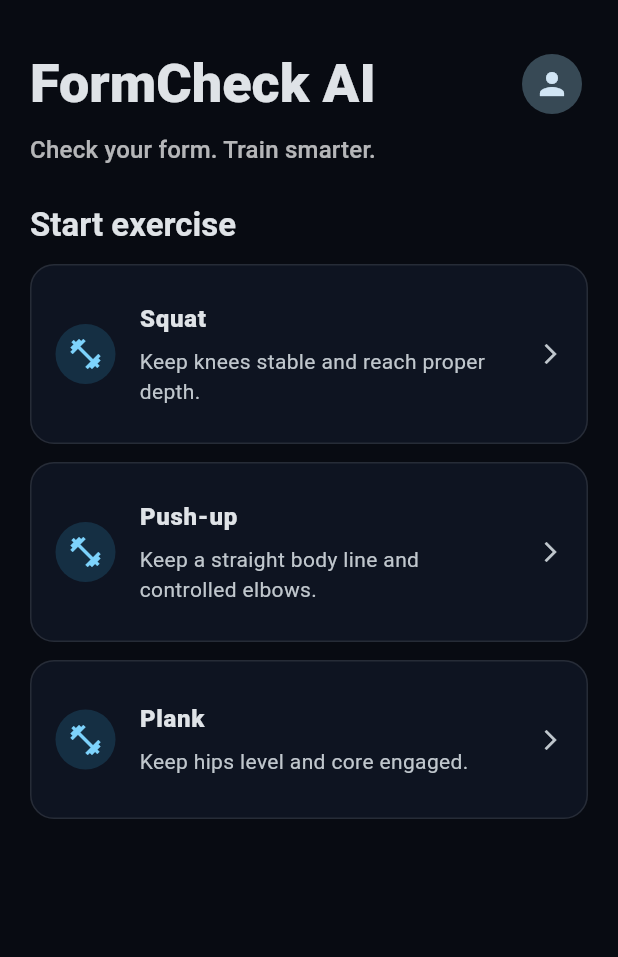
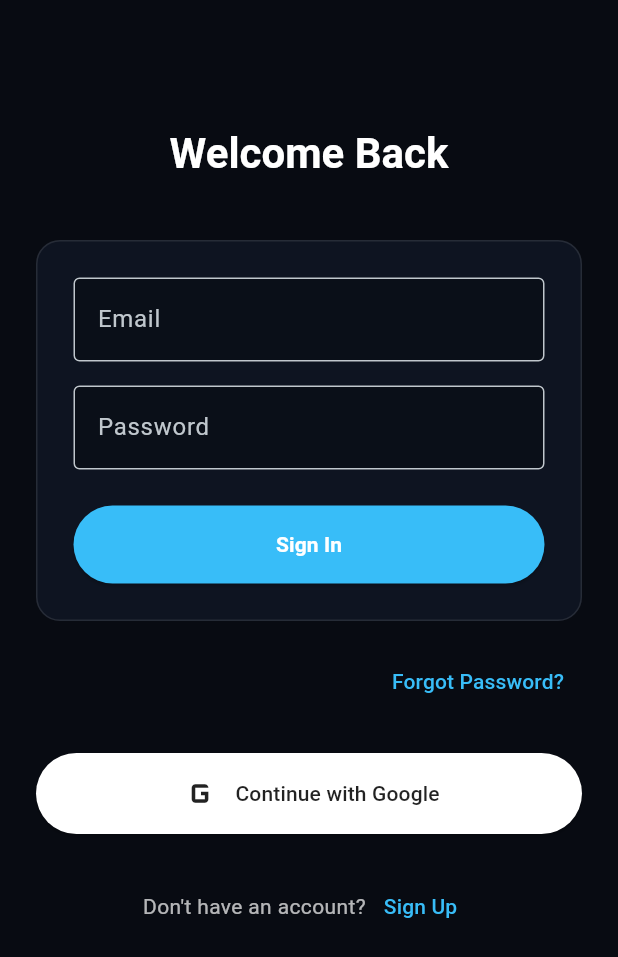
Before and after one commit to noel1408/Form-CheckAI, a Flutter app: the screen it shows after launch, on a phone screen of 412 x 824 dp. Shown: the top 957 px of the screen. Run offline on Flutter 3.47's test engine with Material 3 defaults, Android fonts, the phone set to English and light mode, and no system bars; our stand-ins replace camera, connectivity_plus, firebase_auth, firebase_core, flutter_tts, google_sign_in and 1 more; accounts and stored records are empty.

Commit message:
Implement Authentication Flow in Mobile App

```diff
--- /dev/null
+++ b/frontend_mobile/lib/features/auth/login_screen.dart
@@ -0,0 +1,178 @@
+import 'package:flutter/material.dart';
+import 'package:firebase_auth/firebase_auth.dart';
+import 'package:google_sign_in/google_sign_in.dart';
+import '../home/home_screen.dart';
+import 'register_screen.dart';
+import 'forgot_password_screen.dart';
+
+class LoginScreen extends StatefulWidget {
+  const LoginScreen({super.key});
+
+  @override
+  State<LoginScreen> createState() => _LoginScreenState();
+}
+
+class _LoginScreenState extends State<LoginScreen> {
+  final _emailController = TextEditingController();
+  final _passwordController = TextEditingController();
+  bool _isLoading = false;
+
+  Future<void> _login() async {
+    setState(() => _isLoading = true);
+    try {
+      await FirebaseAuth.instance.signInWithEmailAndPassword(
+        email: _emailController.text.trim(),
+        password: _passwordController.text,
+      );
+      if (mounted) {
+        Navigator.of(context).pushReplacement(
+          MaterialPageRoute(builder: (_) => const HomeScreen()),
+        );
+      }
+    } on FirebaseAuthException catch (e) {
+      ScaffoldMessenger.of(context).showSnackBar(
+        SnackBar(content: Text(e.message ?? 'Authentication failed.')),
+      );
+    } finally {
+      if (mounted) setState(() => _isLoading = false);
+    }
+  }
+
+  Future<void> _signInWithGoogle() async {
+    try {
+      final GoogleSignInAccount? googleUser = await GoogleSignIn().signIn();
+      if (googleUser == null) return;
+      final GoogleSignInAuthentication googleAuth = await googleUser.authentication;
+      final credential = GoogleAuthProvider.credential(
+        accessToken: googleAuth.accessToken,
+        idToken: googleAuth.idToken,
+      );
+      await FirebaseAuth.instance.signInWithCredential(credential);
+      if (mounted) {
+        Navigator.of(context).pushReplacement(
+          MaterialPageRoute(builder: (_) => const HomeScreen()),
+        );
+      }
+    } catch (e) {
+      ScaffoldMessenger.of(context).showSnackBar(
+        SnackBar(content: Text('Google sign in failed: $e')),
+      );
+    }
+  }
+
+  @override
+  Widget build(BuildContext context) {
+    return Scaffold(
+      backgroundColor: const Color(0xFF080B12),
+      body: SafeArea(
+        child: SingleChildScrollView(
+          padding: const EdgeInsets.all(24.0),
+          child: Column(
+            crossAxisAlignment: CrossAxisAlignment.stretch,
+            children: [
+              const SizedBox(height: 60),
+              Text(
+                'Welcome Back',
+                style: Theme.of(context).textTheme.headlineMedium?.copyWith(
+                  fontWeight: FontWeight.bold,
+                  color: Colors.white,
+                ),
+                textAlign: TextAlign.center,
+              ),
+              const SizedBox(height: 40),
+              Container(
+                padding: const EdgeInsets.all(24),
+                decoration: BoxDecoration(
+                  color: const Color(0xFF111827).withValues(alpha: 0.7),
+                  borderRadius: BorderRadius.circular(16),
+                  border: Border.all(
+                    color: Colors.white.withValues(alpha: 0.1),
+                    width: 1,
+                  ),
+                ),
+                child: Column(
+                  children: [
+                    TextField(
+                      controller: _emailController,
+                      decoration: const InputDecoration(
+                        labelText: 'Email',
+                        border: OutlineInputBorder(),
+                        filled: true,
+                        fillColor: Colors.black26,
+                      ),
+                      keyboardType: TextInputType.emailAddress,
+                    ),
+                    const SizedBox(height: 16),
+                    TextField(
+                      controller: _passwordController,
+                      decoration: const InputDecoration(
+                        labelText: 'Password',
+                        border: OutlineInputBorder(),
+                        filled: true,
+                        fillColor: Colors.black26,
+                      ),
+                      obscureText: true,
+                    ),
+                    const SizedBox(height: 24),
+                    SizedBox(
+                      width: double.infinity,
+                      child: ElevatedButton(
+                        style: ElevatedButton.styleFrom(
+                          backgroundColor: const Color(0xFF38BDF8),
+                          foregroundColor: Colors.white,
+                          padding: const EdgeInsets.symmetric(vertical: 16),
+                        ),
+                        onPressed: _isLoading ? null : _login,
+                        child: _isLoading
+                            ? const SizedBox(height: 20, width: 20, child: CircularProgressIndicator(color: Colors.white))
+                            : const Text('Sign In', style: TextStyle(fontWeight: FontWeight.bold)),
+                      ),
+                    ),
+                  ],
+                ),
+              ),
+              const SizedBox(height: 16),
+              Align(
+                alignment: Alignment.centerRight,
+                child: TextButton(
+                  onPressed: () {
+                    Navigator.of(context).push(
+                      MaterialPageRoute(builder: (_) => const ForgotPasswordScreen()),
+                    );
+                  },
+                  child: const Text('Forgot Password?', style: TextStyle(color: Color(0xFF38BDF8))),
+                ),
+              ),
+              const SizedBox(height: 24),
+              ElevatedButton.icon(
+                icon: const Icon(Icons.g_mobiledata, size: 30),
+                label: const Text('Continue with Google'),
+                style: ElevatedButton.styleFrom(
+                  backgroundColor: Colors.white,
+                  foregroundColor: Colors.black87,
+                  padding: const EdgeInsets.symmetric(vertical: 12),
+                ),
+                onPressed: _signInWithGoogle,
+              ),
+              const SizedBox(height: 24),
+              Row(
+                mainAxisAlignment: MainAxisAlignment.center,
+                children: [
+                  const Text('Don\'t have an account?', style: TextStyle(color: Colors.white70)),
+                  TextButton(
+                    onPressed: () {
+                      Navigator.of(context).push(
+                        MaterialPageRoute(builder: (_) => const RegisterScreen()),
+                      );
+                    },
+                    child: const Text('Sign Up', style: TextStyle(color: Color(0xFF38BDF8))),
+                  ),
+                ],
+              ),
+            ],
+          ),
+        ),
+      ),
+    );
+  }
+}
--- a/frontend_mobile/lib/main.dart
+++ b/frontend_mobile/lib/main.dart
@@ -1,9 +1,13 @@
 import 'package:flutter/material.dart';
+import 'package:firebase_core/firebase_core.dart';
+import 'package:firebase_auth/firebase_auth.dart';
 
 import 'features/home/home_screen.dart';
+import 'features/auth/login_screen.dart';
 
-void main() {
+void main() async {
   WidgetsFlutterBinding.ensureInitialized();
+  await Firebase.initializeApp();
   runApp(const FormCheckApp());
 }
 
@@ -23,7 +27,21 @@ class FormCheckApp extends StatelessWidget {
         scaffoldBackgroundColor: const Color(0xFF080B12),
         useMaterial3: true,
       ),
-      home: const HomeScreen(),
+      home: StreamBuilder<User?>(
+        stream: FirebaseAuth.instance.authStateChanges(),
+        builder: (context, snapshot) {
+          if (snapshot.connectionState == ConnectionState.waiting) {
+            return const Scaffold(
+              backgroundColor: Color(0xFF080B12),
+              body: Center(child: CircularProgressIndicator(color: Color(0xFF38BDF8))),
+            );
+          }
+          if (snapshot.hasData && snapshot.data != null) {
+            return const HomeScreen();
+          }
+          return const LoginScreen();
+        },
+      ),
     );
   }
 }
--- a/frontend_mobile/pubspec.yaml
+++ b/frontend_mobile/pubspec.yaml
@@ -43,6 +43,8 @@ dependencies:
   connectivity_plus: ^7.1.1
   flutter_tts: ^4.2.5
   http: ^1.6.0
+  google_sign_in: ^6.2.1
+  shared_preferences: ^2.2.3
 
 dev_dependencies:
   flutter_test:
```
Also changed, not shown: frontend_mobile/lib/features/auth/forgot_password_screen.dart (added, +118 -0 lines), frontend_mobile/lib/features/auth/register_screen.dart (added, +133 -0 lines), frontend_mobile/lib/features/profile/profile_screen.dart (+36 -6 lines), 1 other file.
